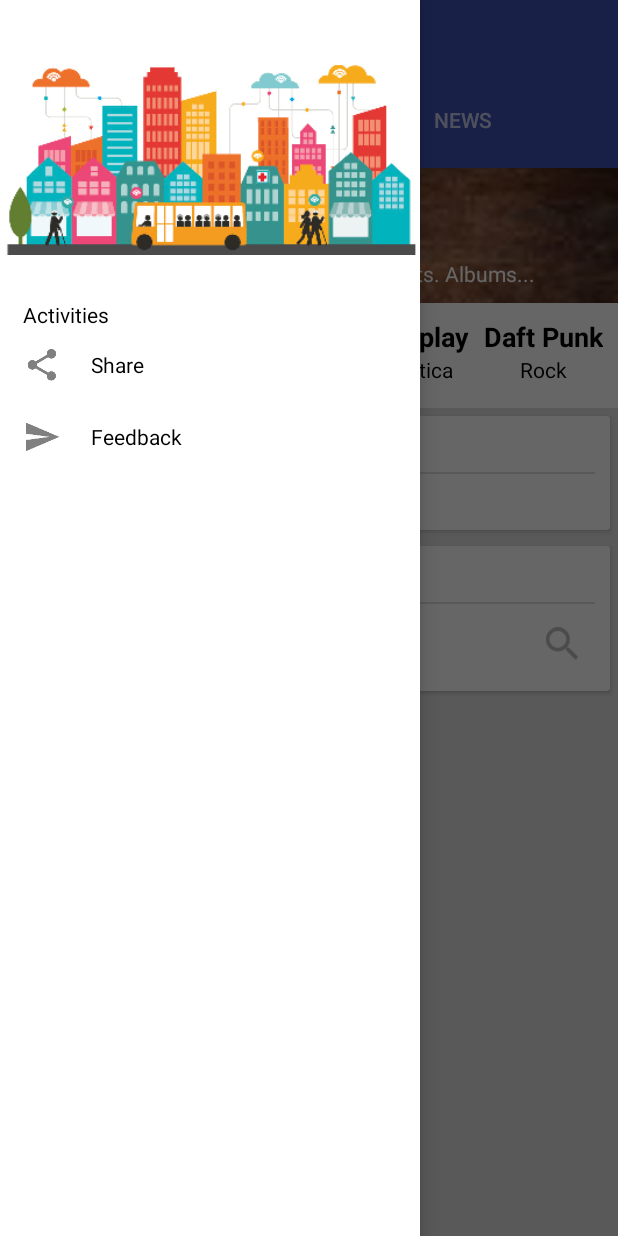
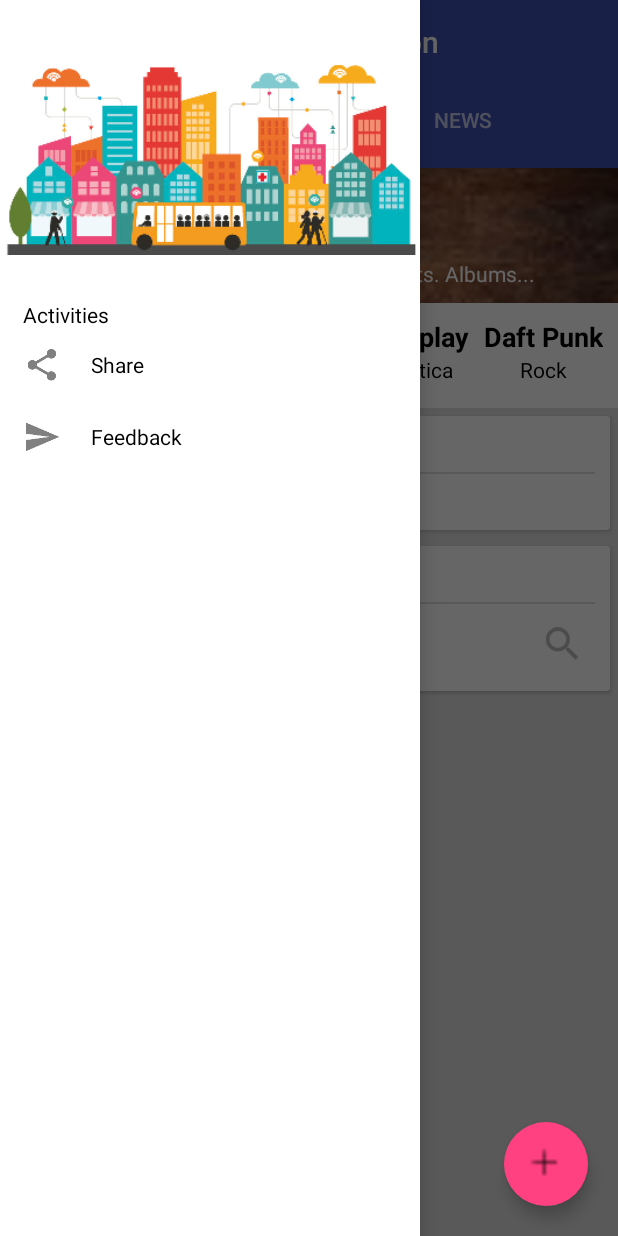
Before and after one commit to Najneen22/Tecnovonza, an Android app: the screen it shows after launch (HomeActivity), on a phone screen of 412 x 824 dp. Run offline under Robolectric (Android 15) with nearby library versions, the phone set to English and light mode, and no system bars; our stand-ins replace Picasso; pictures from the network do not load.

Commit message:
Added fab button

```diff
--- a/app/src/main/java/com/example/tailoredtech/tecnovanza/activities/HomeActivity.java
+++ b/app/src/main/java/com/example/tailoredtech/tecnovanza/activities/HomeActivity.java
@@ -22,6 +22,8 @@ public class HomeActivity extends AppCompatActivity {
         super.onCreate(savedInstanceState);
         setContentView(R.layout.activity_home);
         toolbar= (Toolbar) findViewById(R.id.app_toolbar);
+        setSupportActionBar(toolbar);
+        getSupportActionBar().setTitle(R.string.hack_tech);
 
         NavigationDrawerFragment navigationDrawerFragment = (NavigationDrawerFragment)
                 getSupportFragmentManager().findFragmentById(R.id.navigation_drawer);
--- a/app/src/main/res/layout/activity_home.xml
+++ b/app/src/main/res/layout/activity_home.xml
@@ -1,34 +1,52 @@
+<FrameLayout xmlns:android="http://schemas.android.com/apk/res/android"
+    xmlns:app="http://schemas.android.com/apk/res-auto"
+    android:layout_width="match_parent"
+    android:layout_height="match_parent">
+
     <android.support.v4.widget.DrawerLayout xmlns:android="http://schemas.android.com/apk/res/android"
+        xmlns:app="http://schemas.android.com/apk/res-auto"
         xmlns:tools="http://schemas.android.com/tools"
-    xmlns:app="http://schemas.android.com/apk/res-auto"
         android:id="@+id/drawer_layout"
         android:layout_width="match_parent"
         android:layout_height="match_parent">
 
         <LinearLayout
-        android:orientation="vertical"
             android:layout_width="match_parent"
-        android:layout_height="match_parent">
+            android:layout_height="match_parent"
+            android:orientation="vertical">
 
-        <include layout="@layout/app_toolbar"
-            android:id="@+id/home"/>
+            <include layout="@layout/app_toolbar" />
 
             <LinearLayout
-            android:orientation="vertical"
                 android:id="@+id/fragment_container"
+                android:layout_width="match_parent"
+                android:layout_height="match_parent"
                 android:layout_below="@+id/home"
-            android:layout_height="match_parent"
-            android:layout_width="match_parent">
-        </LinearLayout>
+                android:orientation="vertical"></LinearLayout>
         </LinearLayout>
 
         <fragment
             android:id="@+id/navigation_drawer"
+            android:name="com.example.tailoredtech.tecnovanza.fragments.NavigationDrawerFragment"
             android:layout_width="280dp"
             android:layout_height="match_parent"
             android:layout_gravity="start"
             app:layout="@layout/fragment_navigation_drawer"
-        android:name="com.example.tailoredtech.tecnovanza.fragments.NavigationDrawerFragment"
             tools:layout="@layout/fragment_navigation_drawer" />
 
+
     </android.support.v4.widget.DrawerLayout>
+
+    <android.support.design.widget.FloatingActionButton
+        android:layout_width="wrap_content"
+        android:layout_height="wrap_content"
+        android:layout_gravity="bottom|right"
+        android:layout_marginBottom="20dp"
+        android:layout_marginRight="20dp"
+        android:src="@mipmap/ic_add"
+        app:borderWidth="0dp"
+        app:elevation="6dp"
+        app:fabSize="normal"
+        app:rippleColor="@android:color/white" />
+
+</FrameLayout>
--- a/app/src/main/res/values/strings.xml
+++ b/app/src/main/res/values/strings.xml
@@ -11,4 +11,5 @@
     <string name="txt_books">Books</string>
     <string name="drawer_open">Drawer open</string>
     <string name="drawer_close">Drawer Close</string>
+    <string name="hack_tech">Technovanza Hackathon</string>
 </resources>
--- a/app/src/main/res/values/styles.xml
+++ b/app/src/main/res/values/styles.xml
@@ -6,7 +6,6 @@
         <item name="colorPrimary">@color/colorPrimary</item>
         <item name="colorPrimaryDark">@color/colorPrimaryDark</item>
         <item name="colorAccent">@color/colorAccent</item>
-        <item name="android:windowTranslucentStatus">true</item>
     </style>
 
 </resources>
```
Also changed, not shown: app/src/main/res/mipmap-xxhdpi/ic_add.png (added). Lines whose indentation alone changed are shown as unchanged.
